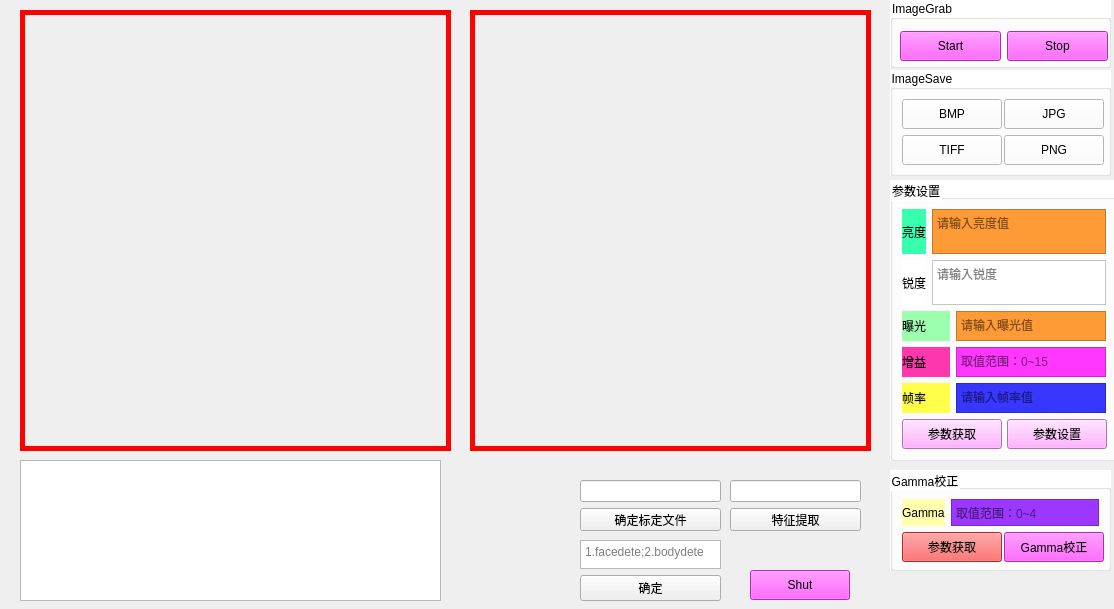
lupeng25/Qtcv, file lp001/LPqt001/widget.ui: the form before one commit.
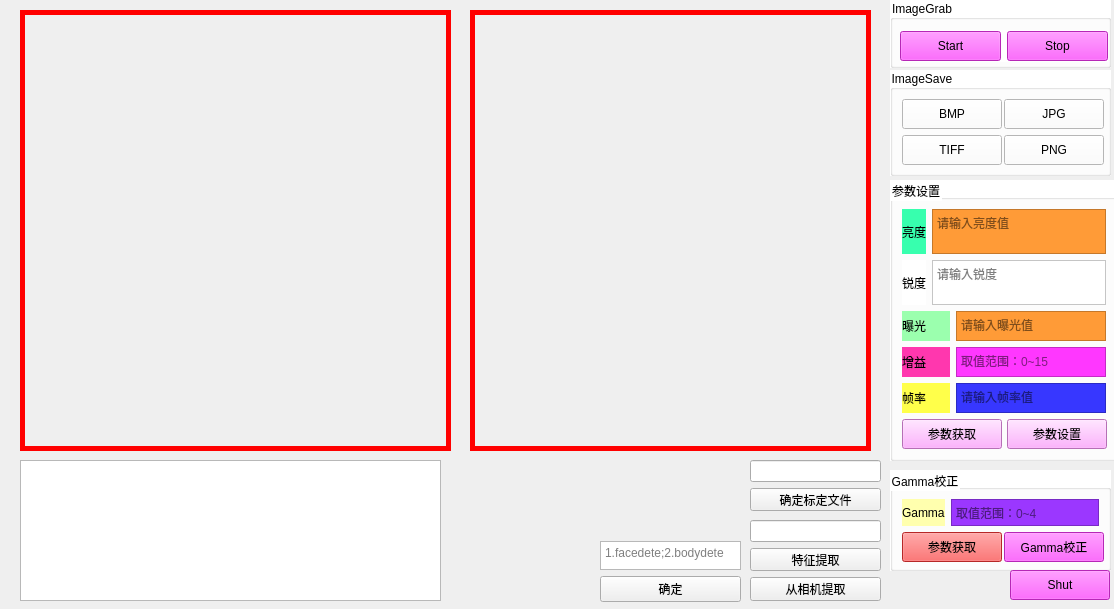
The form after the commit. Icons and pictures are not drawn.

What changed in the file:
```diff
--- a/lp001/LPqt001/widget.ui
+++ b/lp001/LPqt001/widget.ui
@@ -491,7 +491,7 @@
   <widget class="QPushButton" name="btnCloseWin">
    <property name="geometry">
     <rect>
-     <x>750</x>
+     <x>1010</x>
      <y>570</y>
      <width>100</width>
      <height>30</height>
@@ -516,9 +516,9 @@
   <widget class="QWidget" name="verticalLayoutWidget">
    <property name="geometry">
     <rect>
-     <x>580</x>
-     <y>480</y>
-     <width>141</width>
+     <x>750</x>
+     <y>460</y>
+     <width>131</width>
      <height>51</height>
     </rect>
    </property>
@@ -538,10 +538,10 @@
   <widget class="QWidget" name="verticalLayoutWidget_2">
    <property name="geometry">
     <rect>
-     <x>730</x>
-     <y>480</y>
+     <x>750</x>
+     <y>520</y>
      <width>131</width>
-     <height>51</height>
+     <height>81</height>
     </rect>
    </property>
    <layout class="QVBoxLayout" name="verticalLayout_5">
@@ -555,6 +555,13 @@
       </property>
      </widget>
     </item>
+    <item>
+     <widget class="QPushButton" name="Camfea">
+      <property name="text">
+       <string>从相机提取</string>
+      </property>
+     </widget>
+    </item>
    </layout>
   </widget>
   <widget class="QPlainTextEdit" name="label_233">
@@ -591,8 +598,8 @@
   <widget class="QWidget" name="verticalLayoutWidget_3">
    <property name="geometry">
     <rect>
-     <x>580</x>
-     <y>540</y>
+     <x>600</x>
+     <y>541</y>
      <width>141</width>
      <height>61</height>
     </rect>
```
